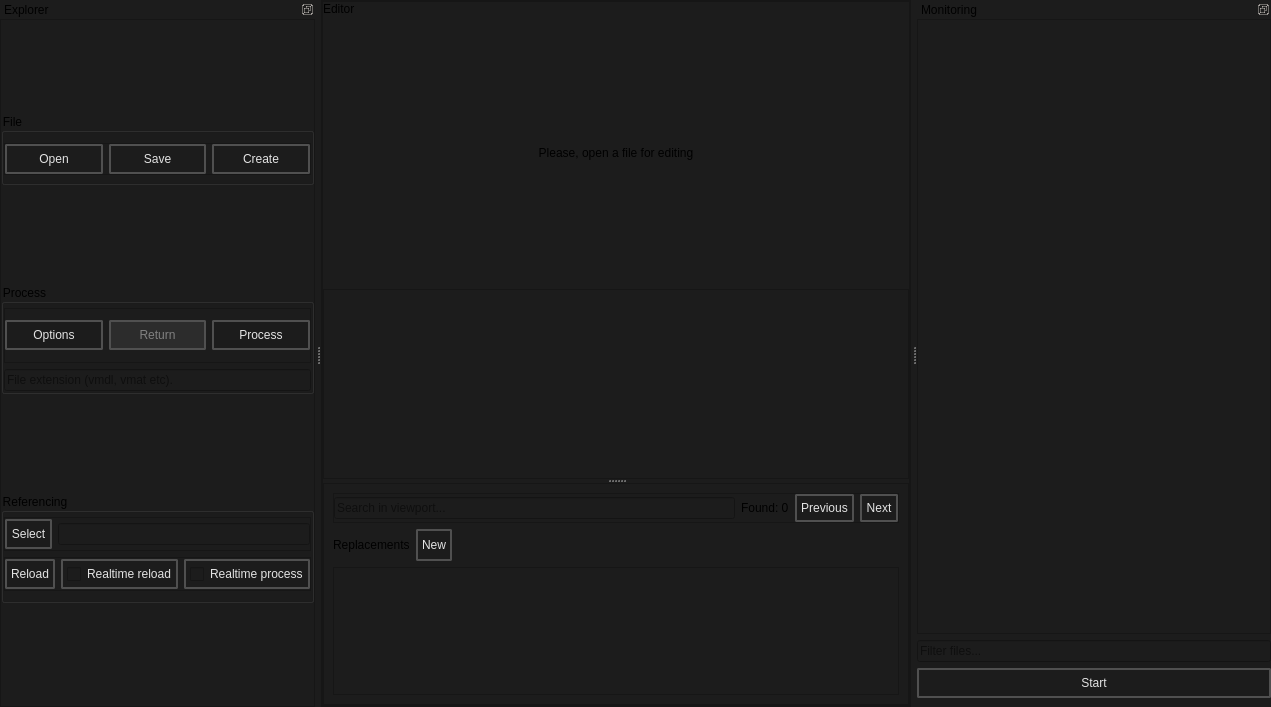
Qt form src/batch_creator/main.ui (dertwist/Hammer5Tools) before a commit.
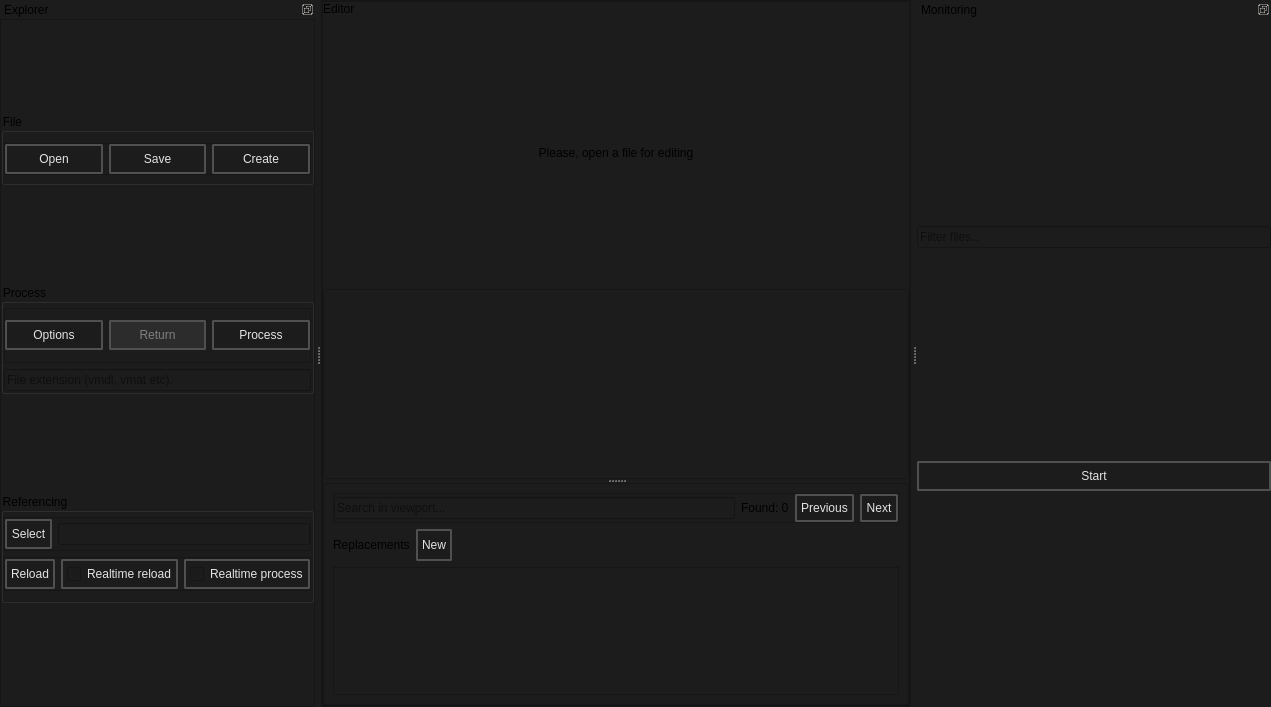
The same form after that commit. Icons and pictures are not drawn.

Commit message: batch creator monitoring widget

```diff
--- a/src/batch_creator/main.ui
+++ b/src/batch_creator/main.ui
@@ -1316,40 +1316,7 @@
       <number>0</number>
      </property>
      <item>
-      <layout class="QVBoxLayout" name="monitoring_content">
-       <item>
-        <widget class="QScrollArea" name="scrollArea_2">
-         <property name="widgetResizable">
-          <bool>true</bool>
-         </property>
-         <widget class="QWidget" name="monitoring_files_layout">
-          <property name="geometry">
-           <rect>
-            <x>0</x>
-            <y>0</y>
-            <width>350</width>
-            <height>606</height>
-           </rect>
-          </property>
-          <layout class="QVBoxLayout" name="verticalLayout_13">
-           <item>
-            <spacer name="verticalSpacer_2">
-             <property name="orientation">
-              <enum>Qt::Orientation::Vertical</enum>
-             </property>
-             <property name="sizeHint" stdset="0">
-              <size>
-               <width>20</width>
-               <height>585</height>
-              </size>
-             </property>
-            </spacer>
-           </item>
-          </layout>
-         </widget>
-        </widget>
-       </item>
-      </layout>
+      <layout class="QVBoxLayout" name="monitoring_content"/>
      </item>
      <item>
       <widget class="QLineEdit" name="monitoring_searchbar">
```
Left out of the diff: 6 changed lines with no effect on the pictures. The commit also changes 4 other files.
